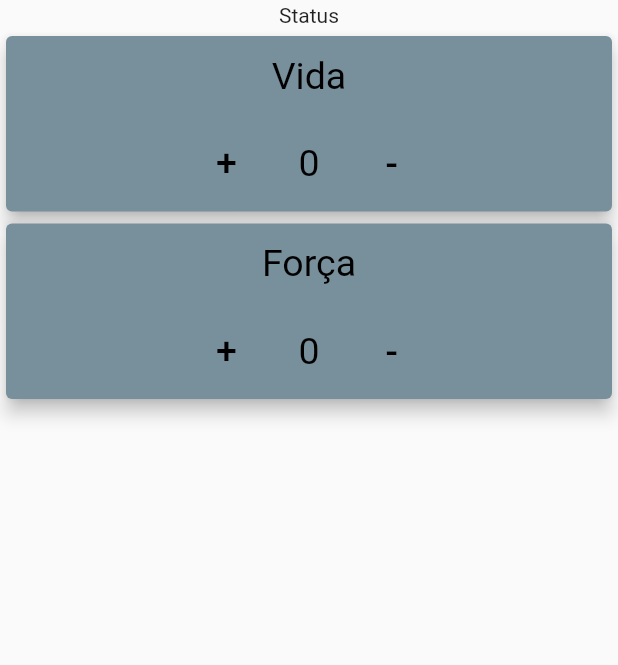
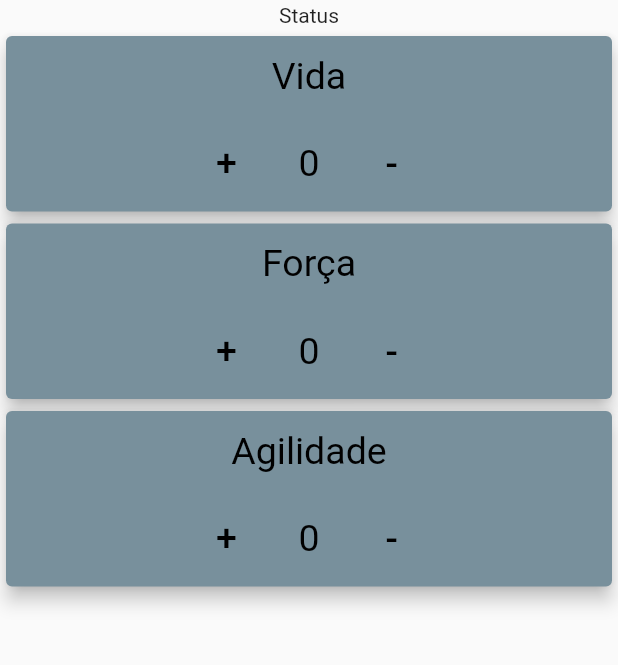
Before and after one commit to 190718/Taverna-do-Voriz, a Flutter app: the screen it shows after launch, on a phone screen of 412 x 824 dp, the part 180-845 px from its top. Run offline on Flutter 3.47's test engine with Material 2 defaults, Android fonts, the phone set to English and light mode, and no system bars; our stand-ins replace get.

Commit message:
status agilidade

```diff
--- /dev/null
+++ b/lib/Status persona/status_agilidade.dart
@@ -0,0 +1,90 @@
+import 'package:flutter/material.dart';
+
+class AgilidadePersona extends StatefulWidget {
+  const AgilidadePersona({Key? key}) : super(key: key);
+
+  @override
+  _AgilidadePersonaState createState() => _AgilidadePersonaState();
+}
+
+class _AgilidadePersonaState extends State<AgilidadePersona> {
+  int count = 0;
+
+  void decrament() {
+    setState(() {
+      count--;
+    });
+    print(count);
+  }
+
+  void incrament() {
+    setState(() {
+      count++;
+    });
+    print(count);
+  }
+
+  @override
+  Widget build(BuildContext context) {
+    return Card(
+      color: Colors.blueGrey[400],
+      elevation: 5,
+      child: Column(
+        mainAxisAlignment: MainAxisAlignment.center,
+        children: [
+          const Padding(
+            padding: EdgeInsets.all(12.0),
+            child: Text(
+              'Agilidade',
+              style: TextStyle(
+                fontSize: 25,
+                color: Colors.black,
+              ),
+            ),
+          ),
+          Row(
+            mainAxisAlignment: MainAxisAlignment.center,
+            children: [
+              Padding(
+                padding: EdgeInsets.all(8.0),
+                child: TextButton(
+                  onPressed: incrament,
+                  child: const Text(
+                    '+',
+                    style: TextStyle(
+                      fontSize: 25,
+                      color: Colors.black,
+                    ),
+                  ),
+                ),
+              ),
+              Padding(
+                padding: const EdgeInsets.all(8.0),
+                child: Text(
+                  '$count',
+                  style: const TextStyle(
+                    fontSize: 25,
+                    color: Colors.black,
+                  ),
+                ),
+              ),
+              Padding(
+                padding: const EdgeInsets.all(8.0),
+                child: TextButton(
+                  onPressed: decrament,
+                  child: const Text(
+                    '-',
+                    style: TextStyle(
+                      fontSize: 25,
+                      color: Colors.black,
+                    ),
+                  ),
+                ),
+              ),
+            ],
+          ),
+        ],
+      ),
+    );
+  }
+}
--- a/lib/homa_page.dart
+++ b/lib/homa_page.dart
@@ -1,4 +1,5 @@
 import 'package:flutter/material.dart';
+import 'package:taverna_do_voriz/Status%20persona/status_agilidade.dart';
 import 'package:taverna_do_voriz/Status%20persona/status_foca.dart';
 import 'package:taverna_do_voriz/Status%20persona/status_vida.dart';
 
@@ -67,6 +68,7 @@
                     // implementando os demais status.
                     //
                     ForcaPersona(),
+                    const AgilidadePersona(),
                   ],
                 );
               },
```
